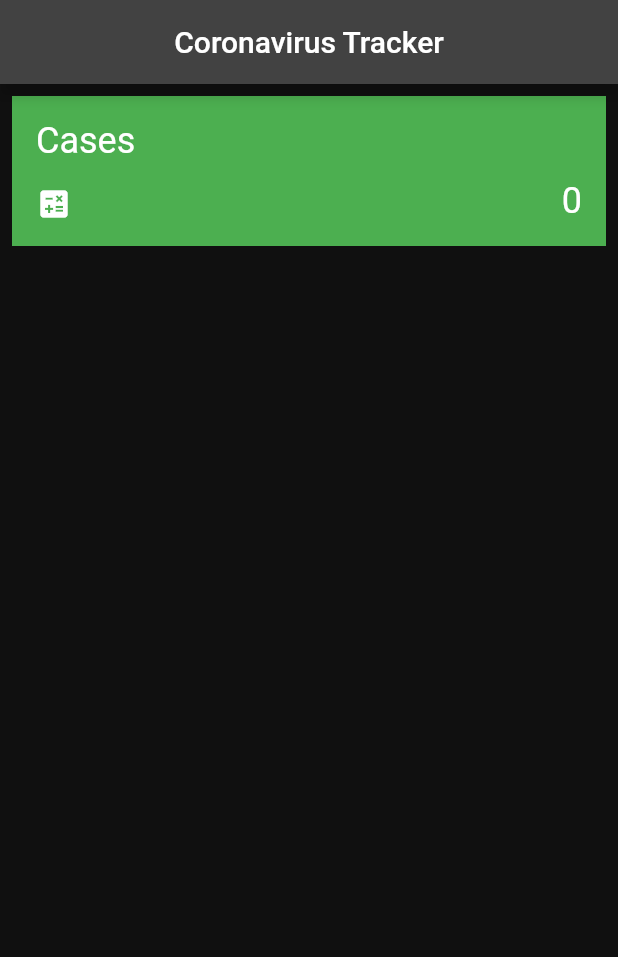
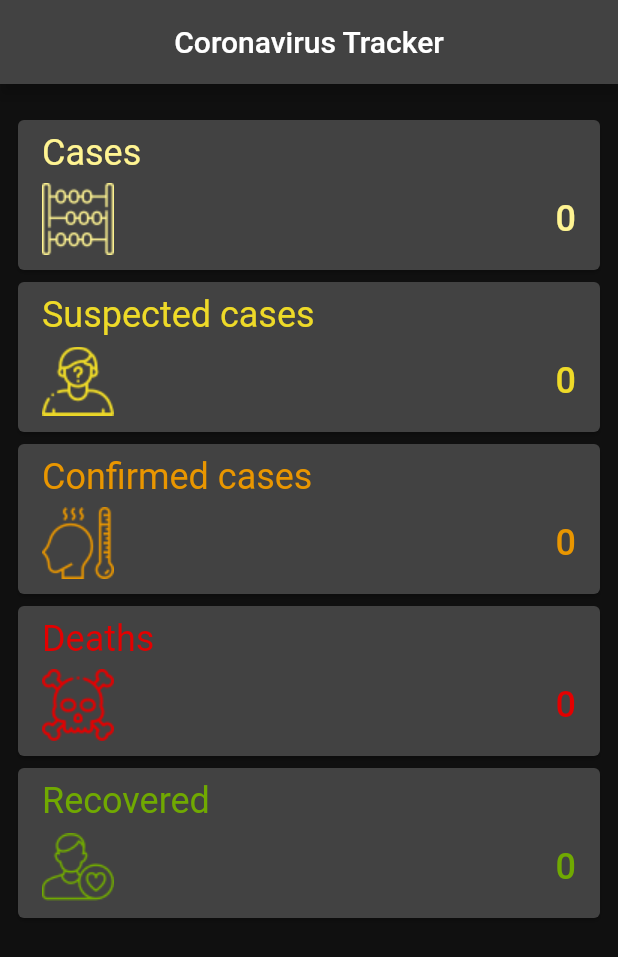
Before and after one commit to Mxhito/corona_api_app, a Flutter app: the screen it shows after launch, on a phone screen of 412 x 824 dp. Shown: the top 957 px of the screen. Run offline on Flutter 3.47's test engine with Material 2 defaults, Android fonts, the phone set to English and light mode, and no system bars; network calls fail.

Commit message:
ui & refactor

```diff
--- a/lib/app/repositories/data_repository.dart
+++ b/lib/app/repositories/data_repository.dart
@@ -2,6 +2,8 @@ import 'package:corona_api_app/app/repositories/endpoinat_data.dart';
 import 'package:corona_api_app/app/services/api.dart';
 import 'package:corona_api_app/app/services/api_service.dart';
 import 'package:http/http.dart';
+
+import '../services/endpoint_data.dart';
 
 class DataRepository {
   DataRepository({required this.apiService});
@@ -9,13 +11,13 @@ class DataRepository {
 
   late String _accessToken;
 
-  Future<int> getEndpointData(Endpoint endpoint) async =>
-      await _getDataRefreshingToken<int>(
+  Future<EndpointData> getEndpointData(Endpoint endpoint) async =>
+      await _getDataRefreshingToken<EndpointData>(
         onGetData: () => apiService.getEndpointData(
             accessToken: _accessToken, endpoint: endpoint),
       );
 
-  Future<EndpointsData> getAllEndpointData(Endpoint endpoint) async =>
+  Future<EndpointsData> getAllEndpointData() async =>
       await _getDataRefreshingToken<EndpointsData>(
           onGetData: _getAllEndpointsData);
 
--- a/lib/app/repositories/endpoinat_data.dart
+++ b/lib/app/repositories/endpoinat_data.dart
@@ -1,13 +1,15 @@
 import 'package:corona_api_app/app/services/api.dart';
+
+import '../services/endpoint_data.dart';
 
 class EndpointsData {
   EndpointsData({required this.values});
-  final Map<Endpoint, int> values;
-  int? get cases => values[Endpoint.cases];
-  int? get casesSuspected => values[Endpoint.cases];
-  int? get casesConfirmed => values[Endpoint.cases];
-  int? get deaths => values[Endpoint.cases];
-  int? get recovered => values[Endpoint.cases];
+  final Map<Endpoint, EndpointData> values;
+  EndpointData? get cases => values[Endpoint.cases];
+  EndpointData? get casesSuspected => values[Endpoint.cases];
+  EndpointData? get casesConfirmed => values[Endpoint.cases];
+  EndpointData? get deaths => values[Endpoint.cases];
+  EndpointData? get recovered => values[Endpoint.cases];
 
   @override
   String toString() =>
--- a/lib/app/services/api_service.dart
+++ b/lib/app/services/api_service.dart
@@ -2,6 +2,7 @@ import 'dart:convert';
 
 import 'package:http/http.dart' as http;
 import 'api.dart';
+import 'endpoint_data.dart';
 
 class APIService {
   APIService(this.api);
@@ -24,7 +25,7 @@ class APIService {
     throw responce;
   }
 
-  Future<int> getEndpointData({
+  Future<EndpointData> getEndpointData({
     required String accessToken,
     required Endpoint endpoint,
   }) async {
@@ -35,10 +36,12 @@ class APIService {
       final List<dynamic> data = jsonDecode(responce.body);
       if (data.isNotEmpty) {
         final Map<String, dynamic> endpointData = data[0];
-        final String? responseJsonKey = _responseJsonKey[endpoint];
-        final int? result = endpointData[responseJsonKey];
-        if (result != null) {
-          return result;
+        final String responseJsonKey = _responseJsonKey[endpoint] ?? '';
+        final int? value = endpointData[responseJsonKey];
+        final String dateString = endpointData['date'];
+        final date = DateTime.tryParse(dateString);
+        if (value != null) {
+          return EndpointData(value: value, date: date);
         }
       }
     }
--- /dev/null
+++ b/lib/app/services/endpoint_data.dart
@@ -0,0 +1,10 @@
+class EndpointData {
+  EndpointData({required this.value, this.date});
+  final int value;
+  final DateTime? date;
+
+  @override
+  String toString() {
+    return 'date: $date, value: $value';
+  }
+}
--- a/lib/app/ui/dashboard.dart
+++ b/lib/app/ui/dashboard.dart
@@ -1,5 +1,7 @@
 import 'package:corona_api_app/app/repositories/data_repository.dart';
+import 'package:corona_api_app/app/repositories/endpoinat_data.dart';
 import 'package:corona_api_app/app/services/api.dart';
+import 'package:corona_api_app/app/ui/last_updated_status_text.dart';
 import 'package:flutter/material.dart';
 import 'package:provider/provider.dart';
 
@@ -13,13 +15,13 @@ class Dashboard extends StatefulWidget {
 }
 
 class _DashboardState extends State<Dashboard> {
-  int? _cases;
+  EndpointsData? _endpointsData;
 
   Future<void> _updateData() async {
     final dataRepository = Provider.of<DataRepository>(context, listen: false);
-    final cases = await dataRepository.getEndpointData(Endpoint.cases);
+    final endpointsData = await dataRepository.getAllEndpointData();
     setState(() {
-      _cases = cases;
+      _endpointsData = endpointsData;
     });
   }
 
@@ -31,6 +33,8 @@ class _DashboardState extends State<Dashboard> {
 
   @override
   Widget build(BuildContext context) {
+    final formatter = LastUpdatedDateFormatter(
+        lastUpdated: _endpointsData?.values[Endpoint.cases]?.date);
     return Scaffold(
       appBar: AppBar(
         title: const Text('Coronavirus Tracker'),
@@ -38,15 +42,17 @@ class _DashboardState extends State<Dashboard> {
       ),
       body: SafeArea(
         child: Padding(
-          padding: const EdgeInsets.all(8.0),
+          padding: const EdgeInsets.symmetric(horizontal: 8.0, vertical: 4.0),
           child: RefreshIndicator(
             onRefresh: _updateData,
             child: ListView(
               children: [
-                EndpointCard(
-                  endpoint: Endpoint.cases,
-                  value: _cases ?? 0,
-                ),
+                LastUpdatedStatusText(text: formatter.lastUpdatedStatustext()),
+                for (var endpoint in Endpoint.values)
+                  EndpointCard(
+                    endpoint: endpoint,
+                    value: _endpointsData?.values[endpoint]?.value ?? 0,
+                  ),
               ],
             ),
           ),
--- a/lib/app/ui/endpoint_card.dart
+++ b/lib/app/ui/endpoint_card.dart
@@ -1,5 +1,16 @@
 import 'package:corona_api_app/app/services/api.dart';
 import 'package:flutter/material.dart';
+
+class EndpointCardData {
+  EndpointCardData(
+    this.title,
+    this.assetsName,
+    this.color,
+  );
+  final String title;
+  final String assetsName;
+  final Color color;
+}
 
 class EndpointCard extends StatelessWidget {
   const EndpointCard({Key? key, required this.endpoint, required this.value})
@@ -8,37 +19,58 @@ class EndpointCard extends StatelessWidget {
   final Endpoint endpoint;
   final int value;
 
+  static final Map<Endpoint, EndpointCardData> _cardData = {
+    Endpoint.cases:
+        EndpointCardData('Cases', 'assets/count.png', const Color(0xFFFFF492)),
+    Endpoint.casesSuspected: EndpointCardData(
+        'Suspected cases', 'assets/suspect.png', const Color(0xFFEEDA28)),
+    Endpoint.casesConfirmed: EndpointCardData(
+        'Confirmed cases', 'assets/fever.png', const Color(0xFFE99600)),
+    Endpoint.deaths:
+        EndpointCardData('Deaths', 'assets/death.png', const Color(0xFFE40000)),
+    Endpoint.recovered: EndpointCardData(
+        'Recovered', 'assets/patient.png', const Color(0xFF70A901)),
+  };
+
   @override
   Widget build(BuildContext context) {
-    return Container(
-      height: 100,
-      width: MediaQuery.of(context).size.width,
-      color: Colors.green,
-      padding: const EdgeInsets.all(8.0),
-      child: Stack(
-        children: [
-          Positioned(
-            top: 8.0,
-            left: 8.0,
-            child: Text(
-              'Cases',
-              style: Theme.of(context).textTheme.headline5,
+    final cardData = _cardData[endpoint];
+    return Card(
+      child: Padding(
+        padding: const EdgeInsets.symmetric(horizontal: 16.0, vertical: 8.0),
+        child: Column(
+          crossAxisAlignment: CrossAxisAlignment.start,
+          children: [
+            Text(
+              cardData?.title ?? '',
+              style: Theme.of(context)
+                  .textTheme
+                  .headline5
+                  ?.copyWith(color: cardData?.color),
             ),
-          ),
-          const Positioned(
-            left: 8.0,
-            bottom: 8.0,
-            child: Icon(Icons.calculate),
-          ),
-          Positioned(
-            right: 8.0,
-            bottom: 8.0,
-            child: Text(
-              value.toString(),
-              style: Theme.of(context).textTheme.headline5,
+            const SizedBox(height: 4.0),
+            SizedBox(
+              height: 52.0,
+              child: Row(
+                mainAxisAlignment: MainAxisAlignment.spaceBetween,
+                crossAxisAlignment: CrossAxisAlignment.center,
+                children: [
+                  Image.asset(
+                    cardData?.assetsName ?? '',
+                    color: cardData?.color,
+                  ),
+                  Text(
+                    value.toString(),
+                    style: Theme.of(context).textTheme.headline5?.copyWith(
+                          color: cardData?.color,
+                          fontWeight: FontWeight.w500,
+                        ),
+                  ),
+                ],
+              ),
             ),
-          ),
-        ],
+          ],
+        ),
       ),
     );
   }
--- /dev/null
+++ b/lib/app/ui/last_updated_status_text.dart
@@ -0,0 +1,30 @@
+import 'package:flutter/material.dart';
+import 'package:intl/intl.dart';
+
+class LastUpdatedDateFormatter {
+  LastUpdatedDateFormatter({required this.lastUpdated});
+  final DateTime? lastUpdated;
+
+  String lastUpdatedStatustext() {
+    if (lastUpdated != null) {
+      final formatter = DateFormat.yMd().add_Hms();
+      final formatted = formatter.format(lastUpdated!);
+      return 'Last updated: $formatted';
+    }
+    return '';
+  }
+}
+
+class LastUpdatedStatusText extends StatelessWidget {
+  const LastUpdatedStatusText({Key? key, required this.text}) : super(key: key);
+
+  final String text;
+
+  @override
+  Widget build(BuildContext context) {
+    return Text(
+      text,
+      textAlign: TextAlign.center,
+    );
+  }
+}
--- a/lib/main.dart
+++ b/lib/main.dart
@@ -1,12 +1,16 @@
 import 'package:corona_api_app/app/ui/dashboard.dart';
 import 'package:flutter/material.dart';
+import 'package:intl/date_symbol_data_local.dart';
+import 'package:intl/intl.dart';
 
 import 'package:provider/provider.dart';
 import 'app/repositories/data_repository.dart';
 import 'app/services/api_service.dart';
 import 'app/services/api.dart';
 
-void main() {
+void main() async {
+  Intl.defaultLocale = 'en_Gb';
+  await initializeDateFormatting();
   runApp(const MyApp());
 }
 
--- a/pubspec.yaml
+++ b/pubspec.yaml
@@ -13,6 +13,7 @@ dependencies:
   flutter:
     sdk: flutter
   http: ^0.13.5
+  intl: ^0.17.0
   provider: ^6.0.4
 
 dev_dependencies:
@@ -22,3 +23,5 @@ dev_dependencies:
 
 flutter:
   uses-material-design: true
+  assets:
+    - assets/
```
Also changed, not shown: assets/count.png (added), assets/death.png (added), assets/fever.png (added), assets/patient.png (added), assets/suspect.png (added), pubspec.lock.
